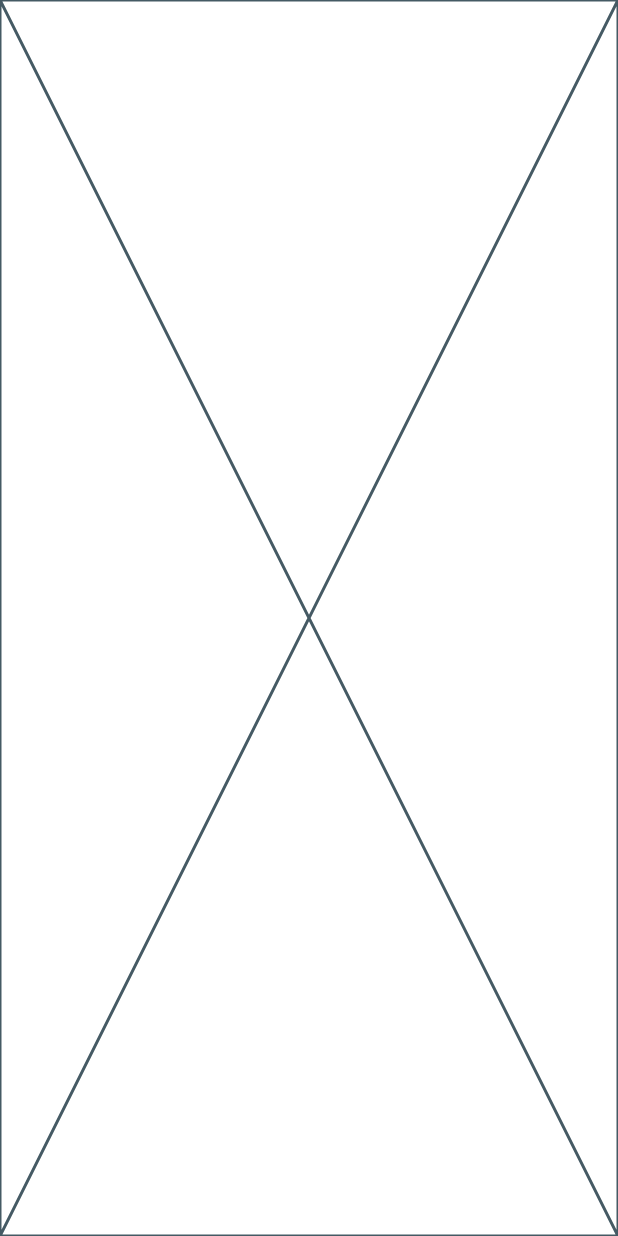
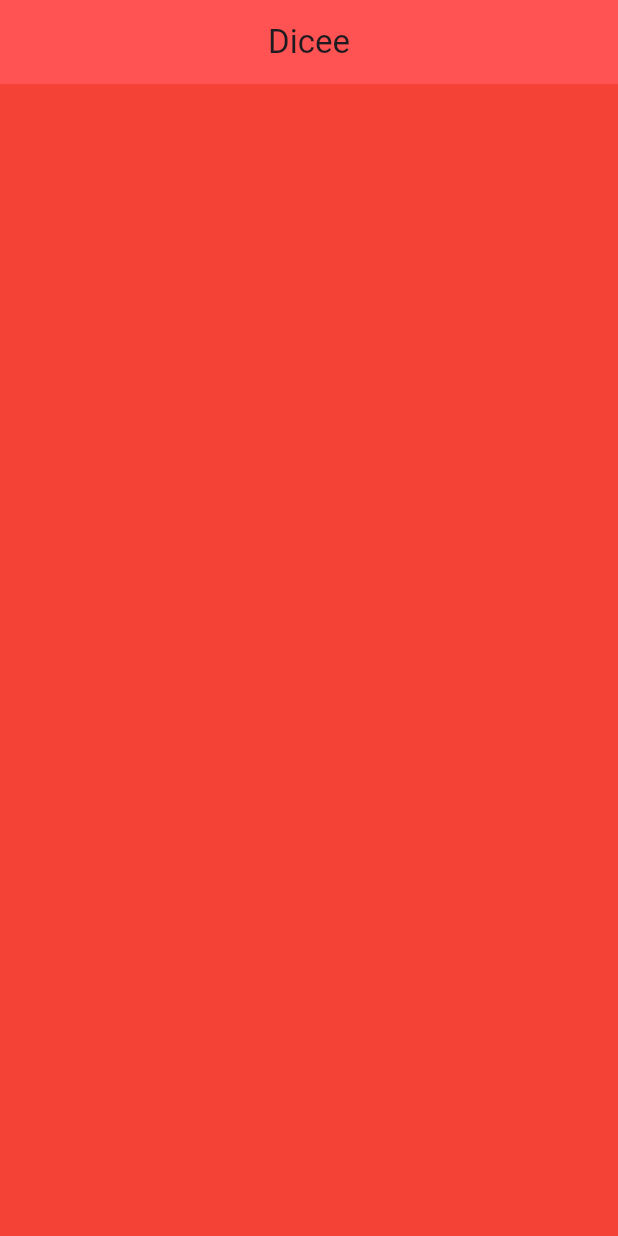
Before and after one commit to SHAHSULTANS/Mobile-Application, a Flutter app: the screen it shows after launch, on a phone screen of 412 x 824 dp. Run offline on Flutter 3.47's test engine with Material 3 defaults, Android fonts, the phone set to English and light mode, and no system bars.

Commit message:
Add AppBar to main.dart

```diff
--- a/dicee/lib/main.dart
+++ b/dicee/lib/main.dart
@@ -25,6 +25,14 @@
 class _DicePageState extends State<DicePage> {
   @override
   Widget build(BuildContext context) {
-    return const Placeholder();
+    return Scaffold(
+      backgroundColor: Colors.red,
+      appBar: AppBar(
+        title: const Text('Dicee'),
+        centerTitle: true,
+        backgroundColor: Colors.redAccent,
+        elevation: 0,
+      ),
+    );
   }
 }
```
